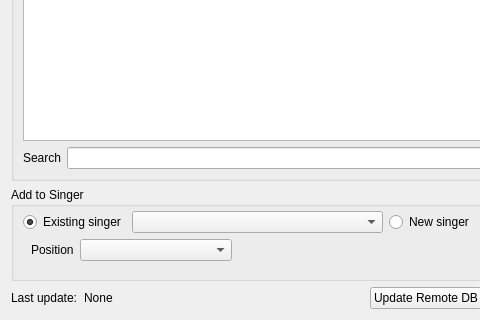
Above: OpenKJ/dlgrequests.ui from OpenKJ/OpenKJ before the change; both pictures show x 0 to 480 and y 335 to 655 of the 852 by 655 pixel window. Below: the same form after it.
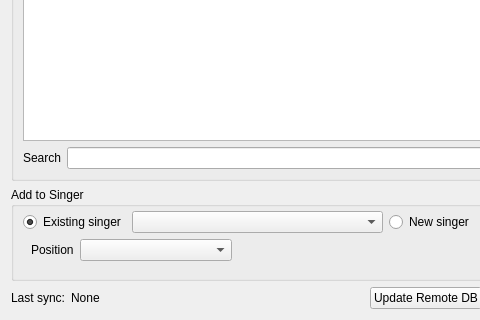
That is the form after the change. Icons and pictures are not drawn.

What changed in the file:
```diff
--- a/OpenKJ/dlgrequests.ui
+++ b/OpenKJ/dlgrequests.ui
@@ -389,7 +389,7 @@
        <item>
         <widget class="QLabel" name="label_2">
          <property name="text">
-          <string>Last update:</string>
+          <string>Last sync:</string>
          </property>
         </widget>
        </item>
```
